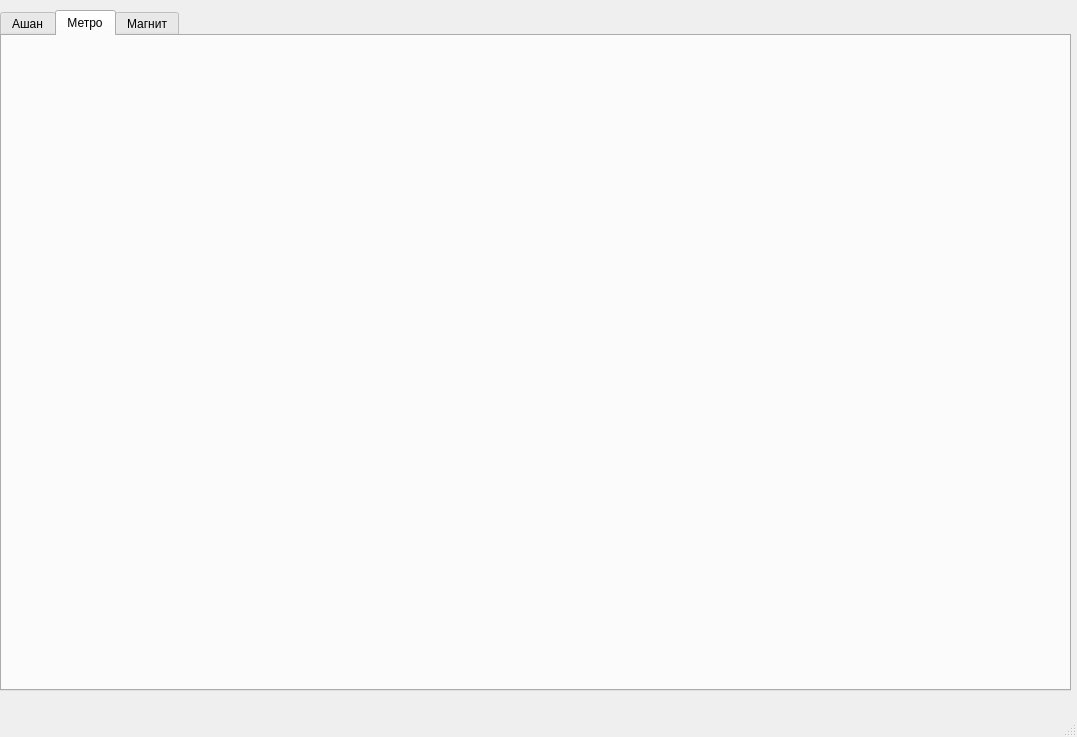
iriska-gri/m54, file pqt/design.ui: the form before one commit.
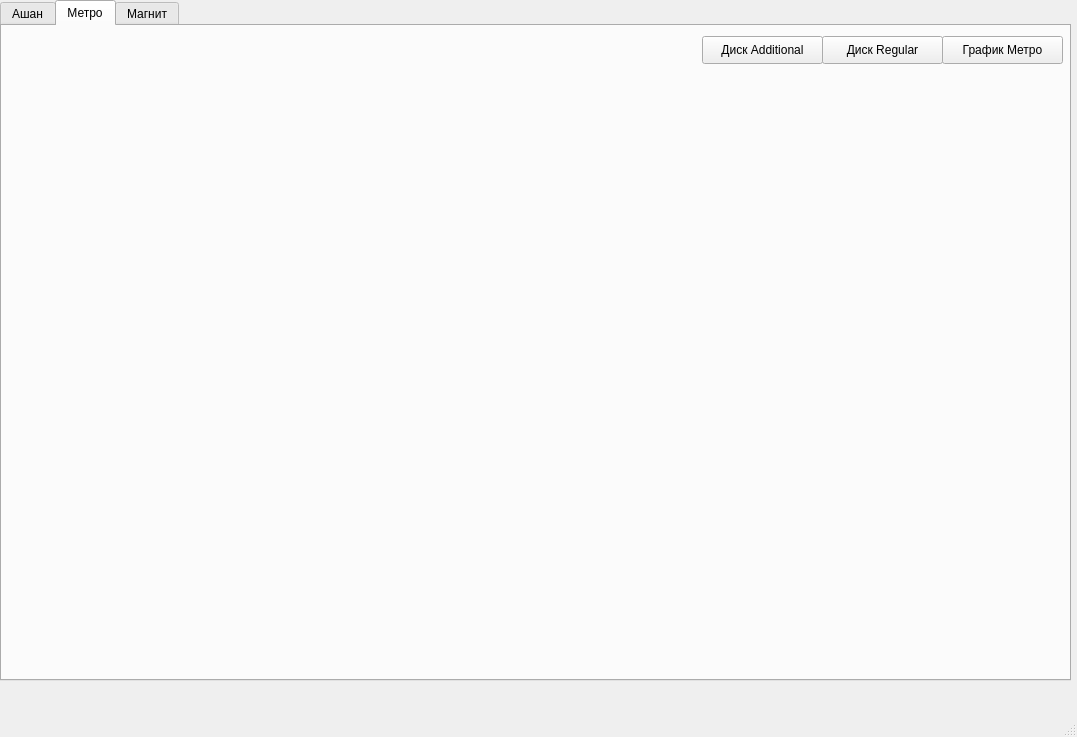
The form after the commit. The open tabs and pages were chosen to show the change.

Commit message: Кнопки с ссылками

The edit to the form file:
```diff
--- a/pqt/design.ui
+++ b/pqt/design.ui
@@ -18,7 +18,7 @@
     <property name="geometry">
      <rect>
       <x>0</x>
-      <y>10</y>
+      <y>0</y>
       <width>1071</width>
       <height>681</height>
      </rect>
@@ -178,6 +178,45 @@
      <attribute name="title">
       <string>Метро</string>
      </attribute>
+     <widget class="QPushButton" name="pushButton_timetableMetro">
+      <property name="geometry">
+       <rect>
+        <x>940</x>
+        <y>10</y>
+        <width>121</width>
+        <height>28</height>
+       </rect>
+      </property>
+      <property name="text">
+       <string>График Метро</string>
+      </property>
+     </widget>
+     <widget class="QPushButton" name="pushButton_diskRegular">
+      <property name="geometry">
+       <rect>
+        <x>820</x>
+        <y>10</y>
+        <width>121</width>
+        <height>28</height>
+       </rect>
+      </property>
+      <property name="text">
+       <string>Диск Regular</string>
+      </property>
+     </widget>
+     <widget class="QPushButton" name="pushButton_diskAdditional">
+      <property name="geometry">
+       <rect>
+        <x>700</x>
+        <y>10</y>
+        <width>121</width>
+        <height>28</height>
+       </rect>
+      </property>
+      <property name="text">
+       <string>Диск Additional</string>
+      </property>
+     </widget>
     </widget>
     <widget class="QWidget" name="tab_5">
      <attribute name="title">
```
Left out of the diff: 52 changed lines with no effect on the pictures. The commit also changes 5 other files.
